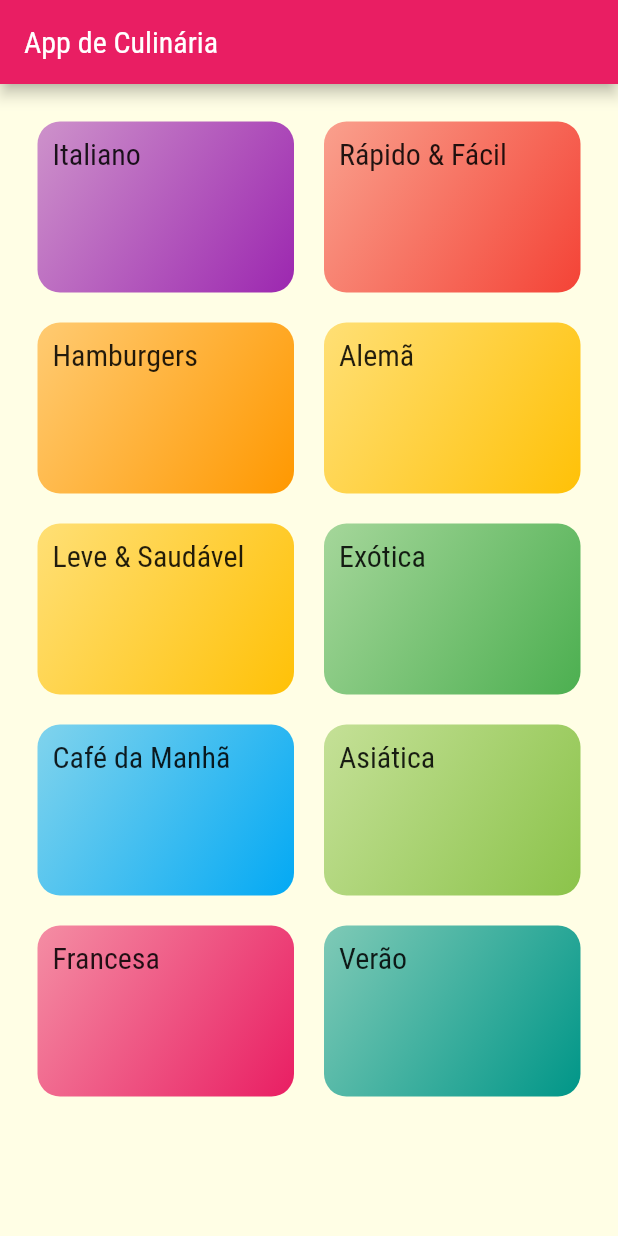
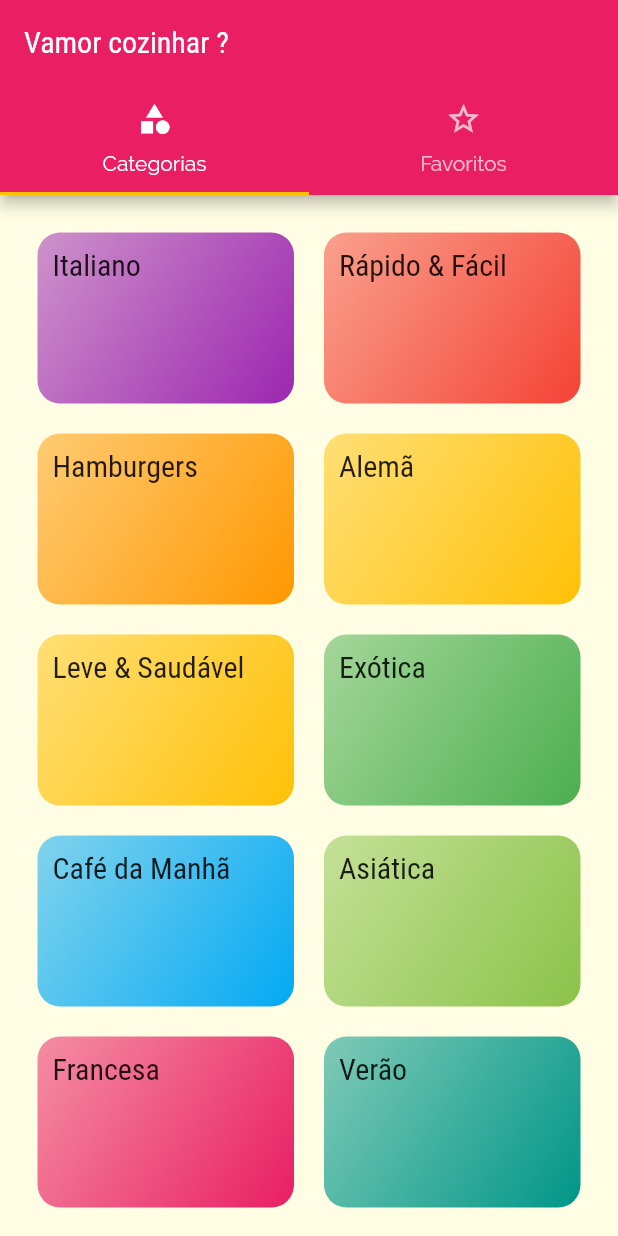
Before and after one commit to fvieir/Flutter-AppCulinaria, a Flutter app: the screen it shows after launch, on a phone screen of 412 x 824 dp. Run offline on Flutter 3.47's test engine with Material 2 defaults, Android fonts, the phone set to English and light mode, and no system bars.

Commit message:
Add TabBar

```diff
--- a/lib/main.dart
+++ b/lib/main.dart
@@ -1,6 +1,7 @@
 import 'package:app_culinaria/screens/categories_meals_sceens.dart';
 import 'package:app_culinaria/screens/categories_screens.dart';
 import 'package:app_culinaria/screens/meal_details_screen.dart';
+import 'package:app_culinaria/screens/tabs_screen.dart';
 import 'package:flutter/material.dart';
 import 'utils/routes/app_routes.dart';
 
@@ -28,7 +29,7 @@
             ),
       ),
       routes: {
-        AppRoutes.home: (context) => const CategoriesScreens(),
+        AppRoutes.home: (context) => const TabsScreen(),
         AppRoutes.categoriesMeals: (context) => const CategoriesMealsScreen(),
         AppRoutes.mealDetails: (context) => const MealDetailScreen(),
       },
--- a/lib/screens/categories_screens.dart
+++ b/lib/screens/categories_screens.dart
@@ -7,11 +7,7 @@
 
   @override
   Widget build(BuildContext context) {
-    return Scaffold(
-      appBar: AppBar(
-        title: const Text('App de Culinária'),
-      ),
-      body: GridView(
+    return GridView(
       padding: const EdgeInsets.all(25),
       gridDelegate: const SliverGridDelegateWithMaxCrossAxisExtent(
         maxCrossAxisExtent: 200,
@@ -22,7 +18,6 @@
       children: dummyCategories.map((cat) {
         return CategoryItem(cat);
       }).toList(),
-      ),
     );
   }
 }
--- /dev/null
+++ b/lib/screens/favorite_screen.dart
@@ -0,0 +1,14 @@
+import 'package:flutter/material.dart';
+import 'package:flutter/src/widgets/container.dart';
+import 'package:flutter/src/widgets/framework.dart';
+
+class FavoriteScreen extends StatelessWidget {
+  const FavoriteScreen({super.key});
+
+  @override
+  Widget build(BuildContext context) {
+    return const Center(
+      child: Text('Favoritos'),
+    );
+  }
+}
--- /dev/null
+++ b/lib/screens/tabs_screen.dart
@@ -0,0 +1,37 @@
+import 'package:app_culinaria/screens/categories_screens.dart';
+import 'package:app_culinaria/screens/favorite_screen.dart';
+import 'package:flutter/material.dart';
+
+class TabsScreen extends StatelessWidget {
+  const TabsScreen({super.key});
+
+  @override
+  Widget build(BuildContext context) {
+    return DefaultTabController(
+      length: 2,
+      child: Scaffold(
+        appBar: AppBar(
+          title: const Text('Vamor cozinhar ?'),
+          bottom: const TabBar(
+            tabs: [
+              Tab(
+                icon: Icon(Icons.category),
+                text: 'Categorias',
+              ),
+              Tab(
+                icon: Icon(Icons.star_border),
+                text: 'Favoritos',
+              )
+            ],
+          ),
+        ),
+        body: const TabBarView(
+          children: [
+            CategoriesScreens(),
+            FavoriteScreen(),
+          ],
+        ),
+      ),
+    );
+  }
+}
```
Lines whose indentation alone changed are shown as unchanged.
